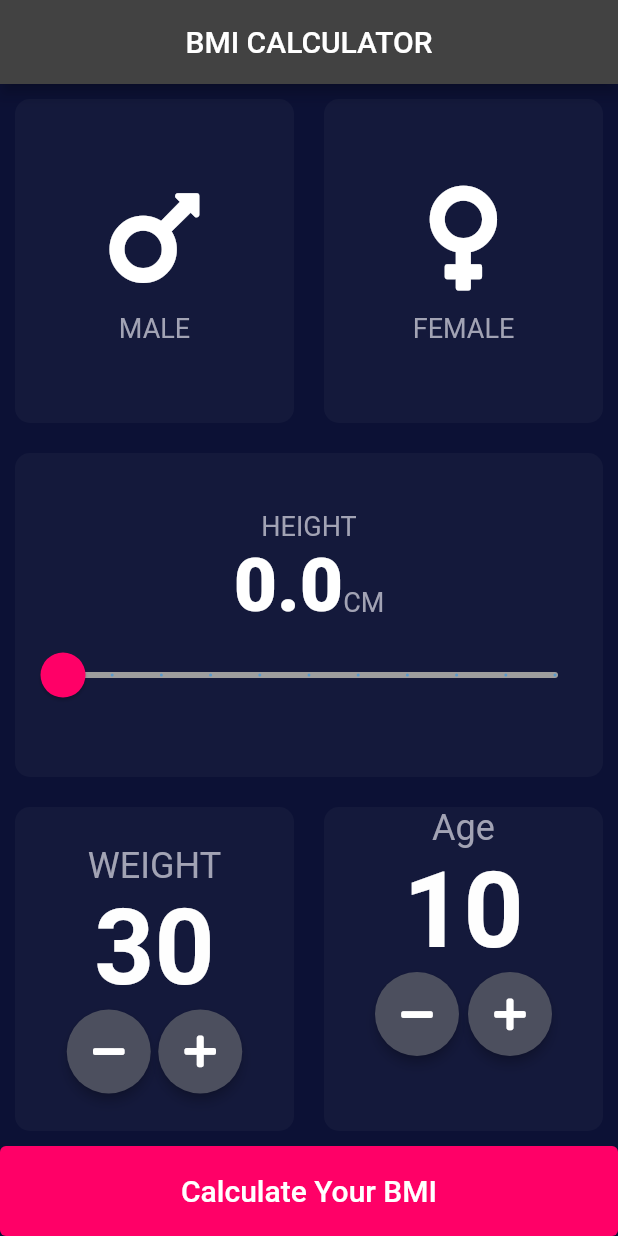
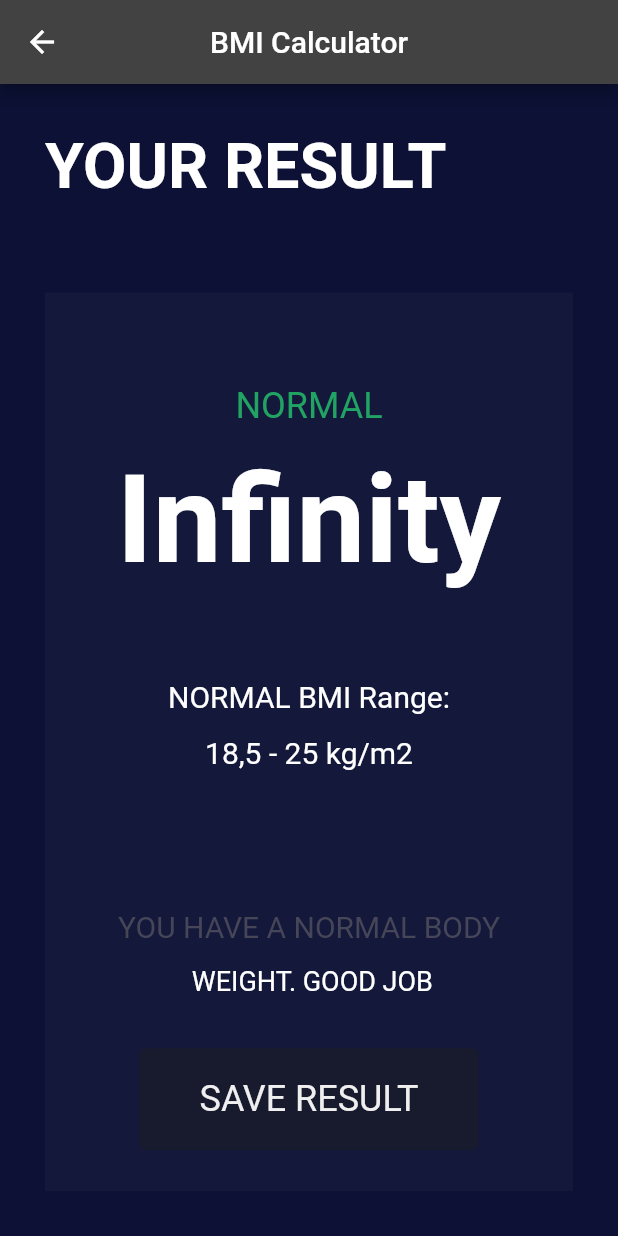
Before and after one commit to faizan1249/bmi-calculator-new, a Flutter app: the screen it shows after launch, after a tap on "Calculate Your BMI", on a phone screen of 412 x 824 dp. Run offline on Flutter 3.47's test engine with Material 2 defaults, Android fonts, the phone set to English and light mode, and no system bars; our stand-ins replace font_awesome_flutter.

Commit message:
version 1.1.3

```diff
--- a/lib/input_page.dart
+++ b/lib/input_page.dart
@@ -1,6 +1,7 @@
 import 'package:flutter/material.dart';
 import 'package:font_awesome_flutter/font_awesome_flutter.dart';
 import 'reuseable_code.dart';
+import 'result.dart';
 
 enum Gender {
   male,
@@ -16,9 +17,20 @@ class _InputPageState extends State<InputPage> {
   Gender? genderSelected;
   double _currentVal = 0.0;
 
-  int weight=30;
+  int weight = 30;
   int age = 10;
 
+  void bmiCalculate()
+  {
+    double _height = _currentVal.toDouble();
+    double _weight = weight.toDouble();
+
+    double bmi_res = 0;
+
+    bmi_res = (_weight/_height/_height)*10000;
+    Navigator.push(context, MaterialPageRoute(builder: (context)=> result(bmi_res:bmi_res)));
+    print(bmi_res);
+  }
 
   @override
   Widget build(BuildContext context) {
@@ -147,28 +159,22 @@ class _InputPageState extends State<InputPage> {
                           mainAxisAlignment: MainAxisAlignment.center,
                           children: [
                             RoundedIconButton(
-                              onPressed: ()
-                              {
+                              onPressed: () {
                                 setState(() {
-                                  if(weight>0)
-                                    {
+                                  if (weight > 0) {
                                     weight--;
                                   }
-
                                 });
                               },
                               icon: FontAwesomeIcons.minus,
                             ),
                             SizedBox(width: 5.0),
                             RoundedIconButton(
-                              onPressed: ()
-                              {
+                              onPressed: () {
                                 setState(() {
                                   weight++;
                                 });
                               },
-
-
                               icon: FontAwesomeIcons.plus,
                             ),
                           ],
@@ -201,22 +207,18 @@ class _InputPageState extends State<InputPage> {
                           mainAxisAlignment: MainAxisAlignment.center,
                           children: [
                             RoundedIconButton(
-                              onPressed: ()
-                              {
+                              onPressed: () {
                                 setState(() {
-                                  if(age>0)
-                                    {
+                                  if (age > 0) {
                                     age--;
                                   }
                                 });
                               },
-
                               icon: FontAwesomeIcons.minus,
                             ),
                             SizedBox(width: 6.0),
                             RoundedIconButton(
-                              onPressed: ()
-                              {
+                              onPressed: () {
                                 setState(() {
                                   age++;
                                 });
@@ -238,7 +240,7 @@ class _InputPageState extends State<InputPage> {
                   SizedBox(
                     height: 60,
                     child: TextButton(
-                      onPressed: () {},
+                      onPressed:bmiCalculate,
                       child: Text(
                         "Calculate Your BMI",
                         style: TextStyle(
--- /dev/null
+++ b/lib/result.dart
@@ -0,0 +1,134 @@
+import 'package:flutter/cupertino.dart';
+import 'package:flutter/material.dart';
+import 'main.dart';
+import 'input_page.dart';
+import 'reuseable_code.dart';
+
+
+class result extends StatelessWidget {
+  result(
+  {
+    required this.bmi_res,
+  }
+  );
+  double bmi_res;
+
+
+  @override
+  Widget build(BuildContext context) {
+    return SafeArea(
+      child: Scaffold(
+        appBar: AppBar(
+          title: Text("BMI Calculator"),
+          centerTitle: true,
+          elevation: 4.0,
+        ),
+        body: Column(
+          children: <Widget>[
+            Row
+              (
+              crossAxisAlignment: CrossAxisAlignment.start,
+              children: [
+                Container(
+                  margin: EdgeInsets.all(30.0),
+                  child:Text("YOUR RESULT",
+                    style: TextStyle(
+                      fontSize: 42.0,
+                      fontWeight: FontWeight.bold,
+                    ),
+                  ),
+                ),
+              ],
+
+            ),
+            Expanded(
+              child: Container(
+                color: Color(0xFF14193B),
+                child: Expanded(
+                  child: Column(
+                    crossAxisAlignment: CrossAxisAlignment.stretch,
+                    children: [
+                      Expanded(
+                        child: Center(
+                          child: Column(
+                            mainAxisAlignment: MainAxisAlignment.spaceAround,
+                            children: [
+                              Padding(padding: EdgeInsets.all(20.0),),
+                              Text("NORMAL",
+                              style: TextStyle(
+                                color: Color(0xFF20A363),
+                                fontSize: 24.0,
+                              ),),
+                              Text(bmi_res.toString(),
+                              style: TextStyle(
+                                fontSize: 82.0,
+                                fontWeight: FontWeight.bold
+                                ),
+                              ),
+                              SizedBox(height: 30.0,),
+
+                              Text("NORMAL BMI Range:",
+                              style: TextStyle(
+                                fontSize: 20.0,
+                                ),
+                              ),
+
+
+                              Text("18,5 - 25 kg/m2",
+                                style: TextStyle(
+                                  fontSize: 20.0,
+                                ),
+                              ),
+                              SizedBox(height: 30.0,),
+
+                              SizedBox(height: 20.0,),
+                              Text("YOU HAVE A NORMAL BODY",
+                                style: TextStyle(
+                                  fontSize: 20.0,
+                                  color: Color(0xFF474658),
+                                ),
+                              ),
+                              Text(" WEIGHT. GOOD JOB",
+                                style: TextStyle(
+                                  fontSize: 18.0,
+                                ),
+                              ),
+                              Container(
+                                child: Padding(
+                                  padding: const EdgeInsets.all(20.0),
+                                  child: TextButton(
+                                    onPressed: (){},
+                                    child: Text(
+                                      "SAVE RESULT",
+                                      style: TextStyle(
+                                        fontSize: 24.0,
+                                        color:Color(0xFFEFEFEF),
+                                        fontWeight: FontWeight.normal
+                                    ),
+
+                                    ),
+                                    style: TextButton.styleFrom(
+                                      backgroundColor: Color(0xFF181A2E),
+                                      padding: EdgeInsets.symmetric(vertical: 20.0,horizontal: 40.0),
+                                    )
+                                  ),
+                                ),
+                              )
+                            ],
+                          ),
+                        ),
+                      )
+                    ],
+
+                  ),
+
+                ),
+                margin: EdgeInsets.all(30.0),
+              ),
+            )
+          ],
+        ),
+      ),
+    );
+  }
+}
```
Also changed, not shown: lib/reuseable_code.dart (+2 -11 lines). Lines whose indentation alone changed are shown as unchanged.
